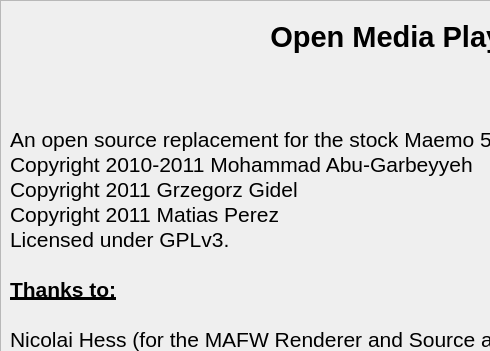
Old version of the form aboutwindow.ui in the repository gidzzz/openmediaplayer; both pictures show x 0 to 490 and y 0 to 351 of the 800 by 480 pixel window.
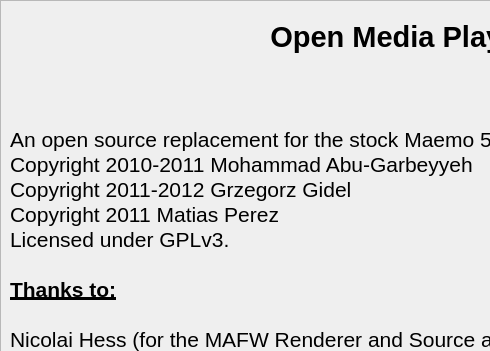
New version of the form.

The edit to the form file:
```diff
--- a/aboutwindow.ui
+++ b/aboutwindow.ui
@@ -85,7 +85,7 @@
 &lt;/style&gt;&lt;/head&gt;&lt;body style=&quot; font-family:'Ubuntu'; font-size:11pt; font-weight:400; font-style:normal;&quot;&gt;
 &lt;p style=&quot; margin-top:0px; margin-bottom:0px; margin-left:0px; margin-right:0px; -qt-block-indent:0; text-indent:0px;&quot;&gt;&lt;span style=&quot; font-size:16pt;&quot;&gt;An open source replacement for the stock Maemo 5 Media Player.&lt;/span&gt;&lt;/p&gt;
 &lt;p style=&quot; margin-top:0px; margin-bottom:0px; margin-left:0px; margin-right:0px; -qt-block-indent:0; text-indent:0px;&quot;&gt;&lt;span style=&quot; font-size:16pt;&quot;&gt;Copyright 2010-2011 Mohammad Abu-Garbeyyeh&lt;/span&gt;&lt;/p&gt;
-&lt;p style=&quot; margin-top:0px; margin-bottom:0px; margin-left:0px; margin-right:0px; -qt-block-indent:0; text-indent:0px;&quot;&gt;&lt;span style=&quot; font-size:16pt;&quot;&gt;Copyright 2011 Grzegorz Gidel&lt;/span&gt;&lt;/p&gt;
+&lt;p style=&quot; margin-top:0px; margin-bottom:0px; margin-left:0px; margin-right:0px; -qt-block-indent:0; text-indent:0px;&quot;&gt;&lt;span style=&quot; font-size:16pt;&quot;&gt;Copyright 2011-2012 Grzegorz Gidel&lt;/span&gt;&lt;/p&gt;
 &lt;p style=&quot; margin-top:0px; margin-bottom:0px; margin-left:0px; margin-right:0px; -qt-block-indent:0; text-indent:0px;&quot;&gt;&lt;span style=&quot; font-size:16pt;&quot;&gt;Copyright 2011 Matias Perez&lt;/span&gt;&lt;/p&gt;
 &lt;p style=&quot; margin-top:0px; margin-bottom:0px; margin-left:0px; margin-right:0px; -qt-block-indent:0; text-indent:0px;&quot;&gt;&lt;span style=&quot; font-size:16pt;&quot;&gt;Licensed under GPLv3.&lt;/span&gt;&lt;/p&gt;
 &lt;p style=&quot;-qt-paragraph-type:empty; margin-top:0px; margin-bottom:0px; margin-left:0px; margin-right:0px; -qt-block-indent:0; text-indent:0px; font-size:16pt;&quot;&gt;&lt;/p&gt;
```
